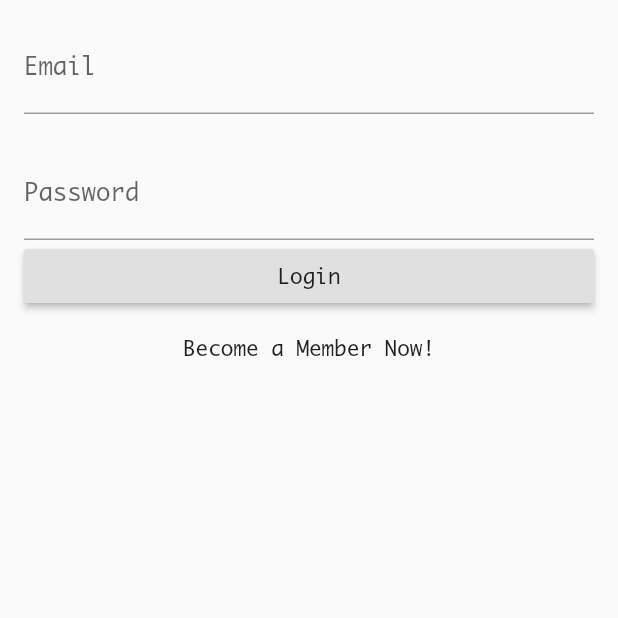
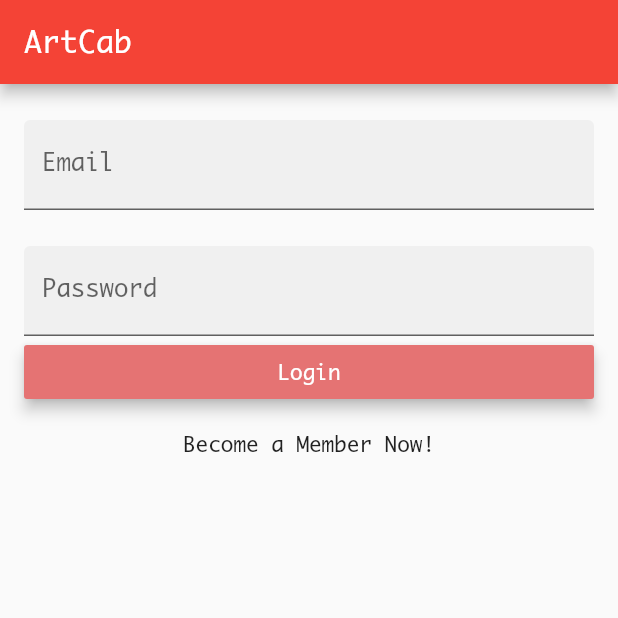
Before and after one commit to Luke-Vader/artcab, a Flutter app: the screen it shows after launch, on a phone screen of 412 x 824 dp, the top half of it. Run offline on Flutter 3.47's test engine with Material 2 defaults, Android fonts, the phone set to English and light mode, and no system bars; our stand-ins replace firebase_auth; accounts and stored records are empty.

Commit message:
Completed login and Registration
Firebase Auth complete with email
dont know how we are going to do this with the mobile number

Co-Authored-By: Sanket Mandal <sanketmndl@users.noreply.github.com>

```diff
--- a/artcab/lib/login_page.dart
+++ b/artcab/lib/login_page.dart
@@ -15,6 +15,7 @@ enum FormType {
 class _LoginPageState extends State<LoginPage> {
 
   final formKey = new GlobalKey<FormState>();
+  var passKey = new GlobalKey<FormFieldState>();
   final cursorColor = Colors.red;
   final sizedBoxSpace = SizedBox(height: 24);
   String _name;
@@ -80,8 +81,11 @@ class _LoginPageState extends State<LoginPage> {
   Widget build(BuildContext context) {
 
     return new Scaffold(
+      appBar: AppBar(
+        title: Text('ArtCab'),
+      ),
       body: new Container(
-        padding: const EdgeInsets.all(16.0),
+        padding: const EdgeInsets.only(bottom: 16.0, left: 16.0, right: 16.0, top: 24.0),
         child: new Form(
           key: formKey,
           child: Scrollbar(
@@ -102,14 +106,22 @@ class _LoginPageState extends State<LoginPage> {
     if (_formType == FormType.login) {
       return [
         new TextFormField(
-          decoration: new InputDecoration(labelText: 'Email'),
+          decoration: new InputDecoration(
+            labelText: 'Email',
+            filled: true,
+            focusColor: Colors.red,
+          ),
           validator: (value) => value.isEmpty ? 'Email can\'t be empty' : null,
           cursorColor: cursorColor,
           onSaved: (value) => _email = value,
         ),
         sizedBoxSpace,
         new TextFormField(
-          decoration: new InputDecoration(labelText: 'Password'),
+          decoration: new InputDecoration(
+            labelText: 'Password',
+            filled: true,
+            focusColor: Colors.red,
+          ),
           cursorColor: cursorColor,
           validator: (value) => value.isEmpty ? 'Password can\'t be empty' : null,
           onSaved: (value) => _password = value,
@@ -141,6 +153,7 @@ class _LoginPageState extends State<LoginPage> {
         ),
         sizedBoxSpace,
         new TextFormField(
+          key: passKey,
           decoration: new InputDecoration(
             labelText: 'Password*',
             filled: true,
@@ -148,6 +161,10 @@ class _LoginPageState extends State<LoginPage> {
           ),
           onSaved: (value) => _password = value,
           obscureText: true,
+          validator: (password) {
+            var result = password.length < 8 ? "Password should have at least 8 characters" : null;
+            return result;
+          },
         ),
         sizedBoxSpace,
         new TextFormField(
@@ -158,6 +175,10 @@ class _LoginPageState extends State<LoginPage> {
           ),
           onSaved: (value) => _cPassword = value,
           obscureText: true,
+          validator: (confirmation) {
+            var password = passKey.currentState.value;
+            return confirmation == password ? null : "Passwords don\'t match";
+          },
         ),
         sizedBoxSpace,
         new TextFormField(
@@ -178,6 +199,7 @@ class _LoginPageState extends State<LoginPage> {
             filled: true,
           ),
           onSaved: (value) => _quote = value,
+          maxLength: 100,
           maxLines: 3,
         ),
         sizedBoxSpace,
@@ -185,7 +207,6 @@ class _LoginPageState extends State<LoginPage> {
           decoration: new InputDecoration(
             labelText: 'Portfolio',
             filled: true,
-            hintMaxLines: 250,
             focusColor: Colors.red,
           ),
           maxLength: 250,
@@ -210,6 +231,9 @@ class _LoginPageState extends State<LoginPage> {
     if (_formType == FormType.login) {
       return [
         new RaisedButton(
+          elevation: 4,
+          color: Colors.red[300],
+          textColor: Colors.white,
           child: new Text('Login', style: new TextStyle(fontSize: 14),),
           onPressed: login,
         ),
```
Also changed, not shown: artcab/lib/registration.dart (deleted, +0 -87 lines), artcab/lib/splash.dart (renamed from artcab/lib/temp_main.dart).
